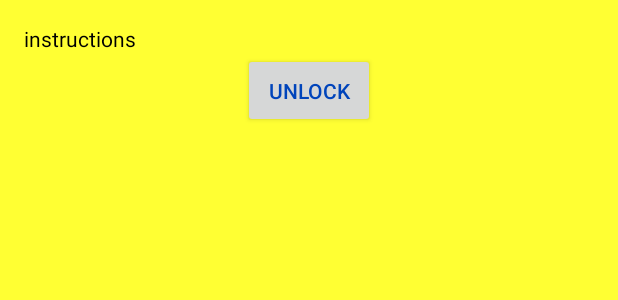
After one commit to ayou7995/FaceLock, an Android app: the layout activity_lockscreen.xml on its own in the app's theme, with its tools: preview values and no code run, on a phone screen of 412 x 824 dp. The commit adds this screen. Shown: the top 300 px of the screen. Run offline under Robolectric (Android 15) with nearby library versions, the phone set to English and light mode, and no system bars.

Commit message:
trial for Lockscreen

```diff
--- a/app/build.gradle
+++ b/app/build.gradle
@@ -10,6 +10,7 @@ android {
         versionCode 1
         versionName "1.0"
         testInstrumentationRunner "android.support.test.runner.AndroidJUnitRunner"
+        multiDexEnabled true
     }
     buildTypes {
         release {
--- /dev/null
+++ b/app/src/main/res/layout/activity_lockscreen.xml
@@ -0,0 +1,28 @@
+<?xml version="1.0" encoding="utf-8"?>
+<RelativeLayout xmlns:android="http://schemas.android.com/apk/res/android"
+    android:orientation="vertical" android:layout_width="match_parent"
+    android:layout_height="match_parent"
+    android:background="@color/yellow"
+    android:paddingBottom="@dimen/activity_vertical_margin"
+    android:paddingLeft="@dimen/activity_horizontal_margin"
+    android:paddingRight="@dimen/activity_horizontal_margin"
+    android:paddingTop="@dimen/activity_vertical_margin">
+
+    <TextView
+        android:id="@+id/tvInstructions"
+        android:layout_width="match_parent"
+        android:layout_height="wrap_content"
+        android:text="@string/instructions"
+        android:textColor="@color/black" />
+
+    <Button
+        android:id="@+id/btnUnlock"
+        android:layout_width="wrap_content"
+        android:layout_height="wrap_content"
+        android:padding="15dp"
+        android:layout_below="@id/tvInstructions"
+        android:layout_centerHorizontal="true"
+        android:text="@string/unlock"
+        android:textColor="@color/selector_txt_btn_unlock" />
+        <!--android:background="@drawable/selector_bg_btn_unlock"-->
+</RelativeLayout>
--- a/app/src/main/res/values/colors.xml
+++ b/app/src/main/res/values/colors.xml
@@ -3,4 +3,7 @@
     <color name="colorPrimary">#3F51B5</color>
     <color name="colorPrimaryDark">#303F9F</color>
     <color name="colorAccent">#FF4081</color>
+    <color name="yellow">#FFFF33</color>
+    <color name="black">#000000</color>
+    <color name="selector_txt_btn_unlock">#0044BB</color>
 </resources>
--- a/app/src/main/res/values/strings.xml
+++ b/app/src/main/res/values/strings.xml
@@ -12,4 +12,6 @@
     <string name="snap">snap</string>
     <string name="password_verify">Password Verify</string>
     <string name="back">back</string>
+    <string name="instructions">instructions</string>
+    <string name="unlock">unlock</string>
 </resources>
--- a/app/src/main/res/values/styles.xml
+++ b/app/src/main/res/values/styles.xml
@@ -8,7 +8,9 @@
         <item name="colorAccent">@color/colorAccent</item>
     </style>
 
-    <style name="OverlayDialog" parent="@android:style/Theme.Dialog">
+    <!--<style name="OverlayDialog" parent="@android:style/Theme.Dialog">-->
+
+    <style name="OverlayDialog" parent="Theme.AppCompat.Light.Dialog">
         <item name="android:windowBackground">@android:color/transparent</item>
         <item name="android:windowFrame">@null</item>
         <item name="android:windowNoTitle">true</item>
```
Also changed, not shown: app/src/main/AndroidManifest.xml (+28 -1 lines), app/src/main/java/com/example/ayou7995/facelock/LockScreenActivity.java (added, +211 -0 lines), app/src/main/java/com/example/ayou7995/facelock/utils/LockscreenIntentReceiver.java (added, +30 -0 lines), app/src/main/java/com/example/ayou7995/facelock/utils/LockscreenService.java (added, +57 -0 lines), app/src/main/res/drawable/ic_face_black_24dp.xml (added, +9 -0 lines).
